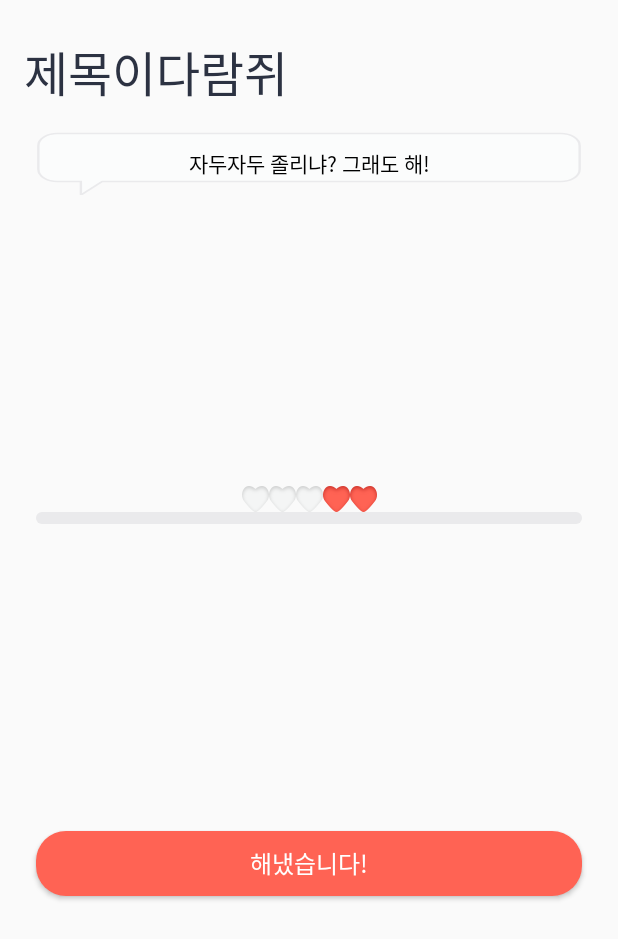
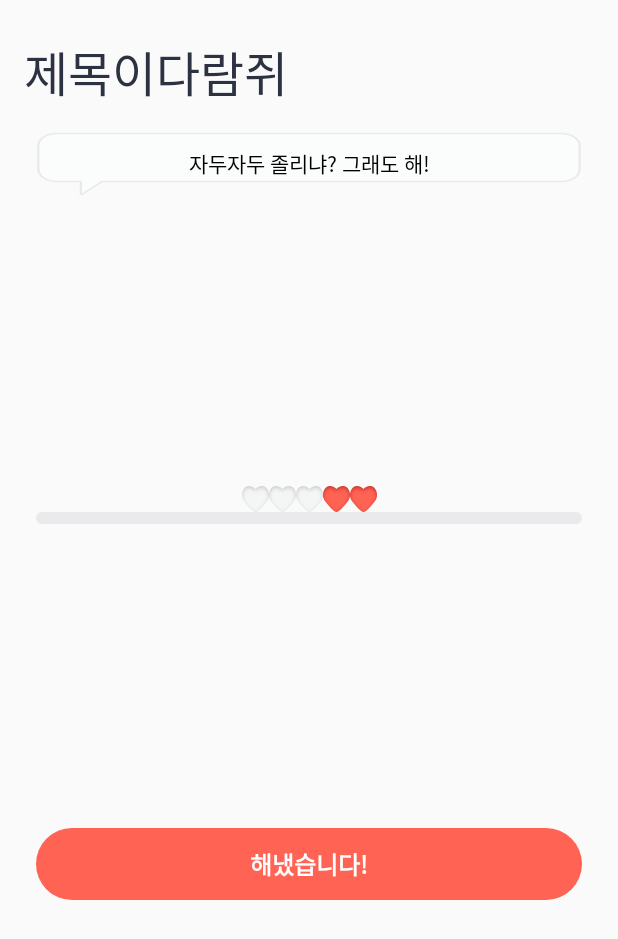
Before and after one commit to mash-up-kr/Four-Ten-Android, an Android app: the layout item_main_card.xml on its own in the app's theme, with its tools: preview values and no code run, on a phone screen of 412 x 824 dp. Shown: the top 939 px of the screen. Run offline under Robolectric (Android 15) with nearby library versions, the phone set to English and light mode, and no system bars.

Commit message:
main item card : changed Button to JDPrimaryEnabledBtn

```diff
--- a/FourTen/app/src/main/res/layout/item_main_card.xml
+++ b/FourTen/app/src/main/res/layout/item_main_card.xml
@@ -70,14 +70,16 @@
             app:layout_constraintStart_toStartOf="@+id/textView4"
             app:layout_constraintTop_toBottomOf="@id/heartCountView" />
 
-        <Button
+        <com.mashup.fourten.ui.custom.JDPrimaryEnabledBtn
             android:id="@+id/btnConfirm"
             android:layout_width="0dp"
-            android:layout_height="43dp"
+            android:layout_height="48dp"
             android:layout_marginBottom="22dp"
-            android:background="@drawable/bg_button_grapefruit_radius_20"
-            android:textColor="@android:color/white"
             android:textSize="16sp"
+            android:enabled="true"
+            android:textStyle="bold"
+            app:activeText="@string/text_done"
+            app:inactiveText="@string/text_later"
             app:layout_constraintBottom_toBottomOf="parent"
             app:layout_constraintEnd_toEndOf="@+id/progressBarPercent"
             app:layout_constraintStart_toStartOf="@+id/progressBarPercent"
--- a/FourTen/app/src/main/res/values/colors.xml
+++ b/FourTen/app/src/main/res/values/colors.xml
@@ -17,4 +17,6 @@
     <color name="silver">#d5d6d9</color>
     <color name="battleship_grey">#6b707a</color>
 
+    <color name="white">#FFFFFF</color>
+
 </resources>
--- a/FourTen/app/src/main/res/values/strings.xml
+++ b/FourTen/app/src/main/res/values/strings.xml
@@ -12,4 +12,8 @@
     <string name="main_list_title">내 습관 한 번에 보기</string>
     <string name="habit_list_title">내 습관 한번에 보기</string>
 
+    <string name="text_done">해냈습니다!</string>
+    <string name="text_later">나중에 다시 와요</string>
+    <string name="text_later_short">나중에 와요</string>
+
 </resources>
```
